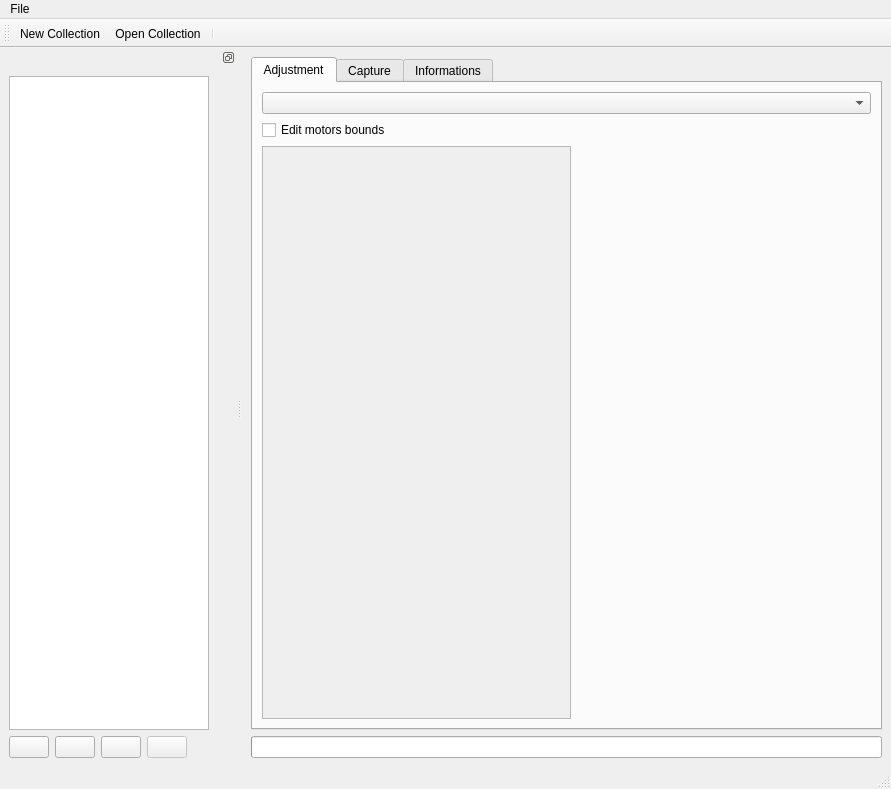
First picture: the form in pc/core/mainwindow.ui, repository plule/pfe-costumes, before the edit.
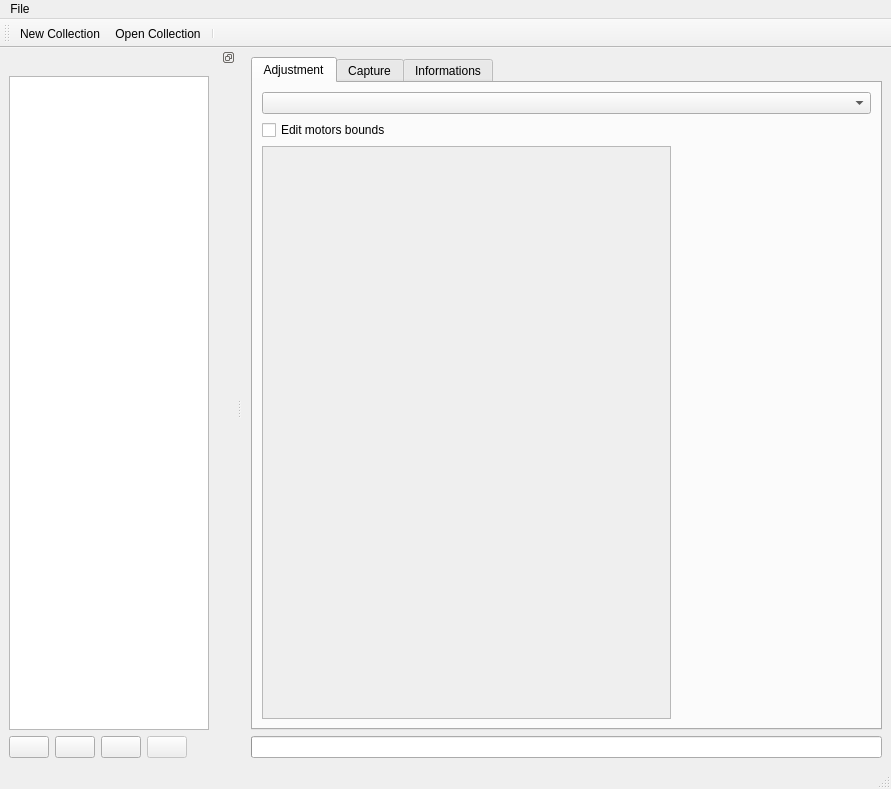
Second picture: the form after the edit. Icons and pictures are not drawn. Custom widgets are drawn as their Qt base class.

Commit message: Adapt interface for better representation of the PFE prototype

What changed in the file:
```diff
--- a/pc/core/mainwindow.ui
+++ b/pc/core/mainwindow.ui
@@ -73,7 +73,7 @@
               <rect>
                <x>0</x>
                <y>0</y>
-               <width>328</width>
+               <width>428</width>
                <height>555</height>
               </rect>
              </property>
@@ -91,7 +91,7 @@
             </property>
             <property name="minimumSize">
              <size>
-              <width>300</width>
+              <width>200</width>
               <height>0</height>
              </size>
             </property>
```
Left out of the diff: 4 changed lines with no effect on the pictures. The commit also changes 6 other files.
